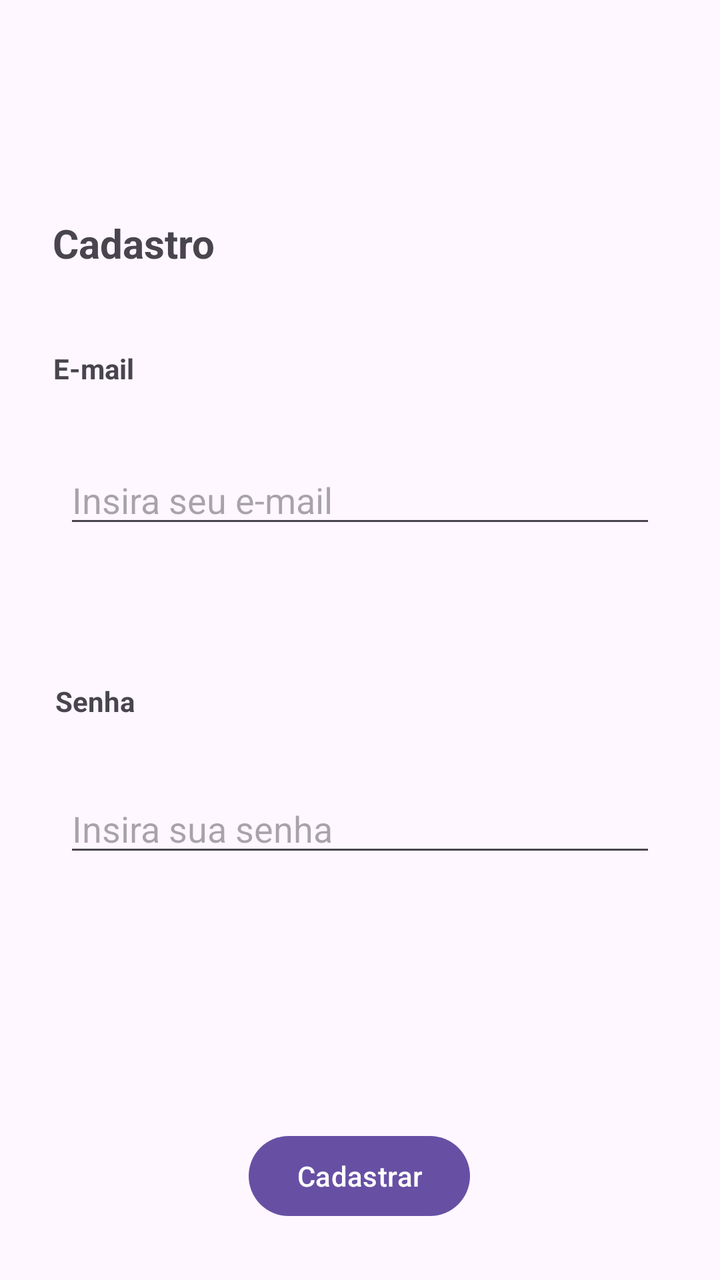
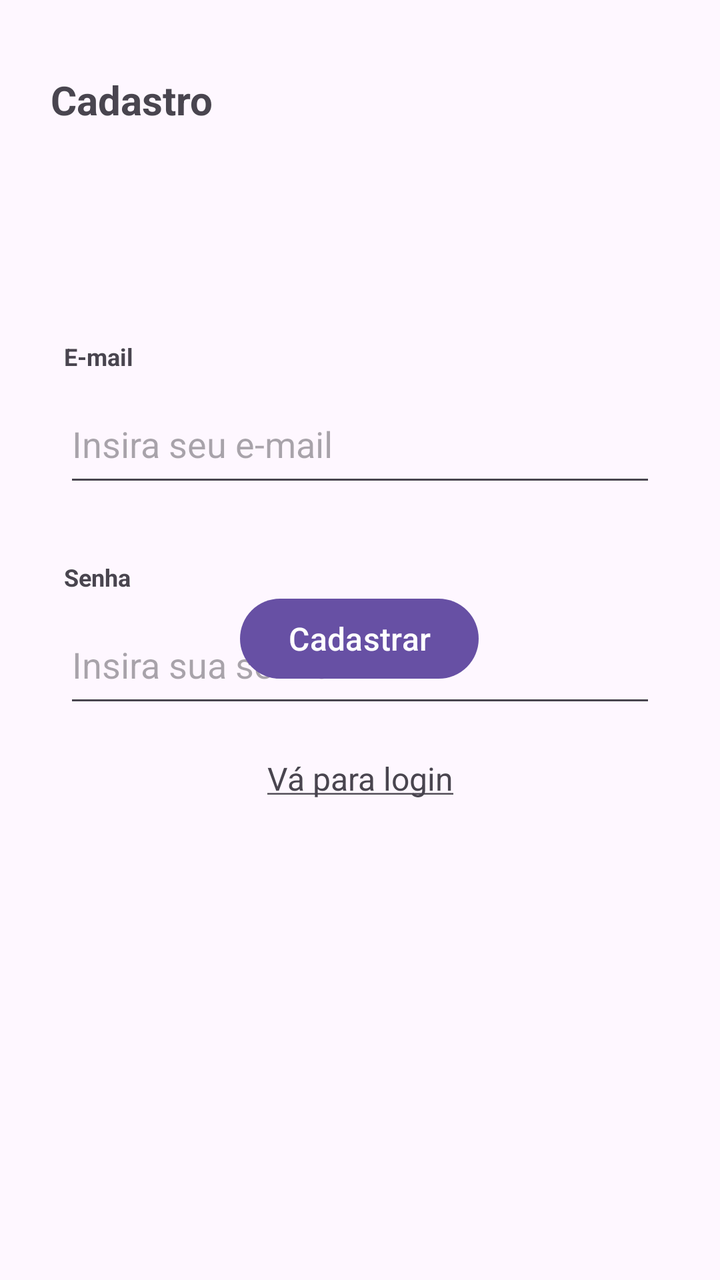

Two renders of the same Android screen: before a commit and after it. Below are the layout's source before the change and the commit's diff.
<!-- AndroidManifest.xml: application theme Theme.AppFirebase -->
<!-- res/layout/activity_cadastro.xml -->
<?xml version="1.0" encoding="utf-8"?>
<androidx.constraintlayout.widget.ConstraintLayout xmlns:android="http://schemas.android.com/apk/res/android"
    xmlns:app="http://schemas.android.com/apk/res-auto"
    xmlns:tools="http://schemas.android.com/tools"
    android:id="@+id/main"
    android:layout_width="match_parent"
    android:layout_height="match_parent"
    tools:context=".CadastroActivity">

    <TextView
        android:id="@+id/textView4"
        android:layout_width="wrap_content"
        android:layout_height="wrap_content"
        android:layout_marginTop="80dp"
        android:layout_marginBottom="12dp"
        android:text="Cadastro"
        android:textSize="20sp"
        android:textStyle="bold"
        app:layout_constraintBottom_toTopOf="@+id/textView5"
        app:layout_constraintEnd_toEndOf="parent"
        app:layout_constraintHorizontal_bias="0.094"
        app:layout_constraintStart_toStartOf="parent"
        app:layout_constraintTop_toTopOf="parent" />

    <EditText
        android:id="@+id/edt_cadastro_user"
        android:layout_width="0dp"
        android:layout_height="wrap_content"
        android:layout_marginStart="32dp"
        android:layout_marginEnd="32dp"
        android:layout_marginBottom="24dp"
        android:ems="10"
        android:hint="Insira seu e-mail"
        android:inputType="text"
        app:layout_constraintBottom_toTopOf="@+id/textView6"
        app:layout_constraintEnd_toEndOf="parent"
        app:layout_constraintStart_toStartOf="parent"
        app:layout_constraintTop_toBottomOf="@+id/textView5" />

    <EditText
        android:id="@+id/edt_cadastro_senha"
        android:layout_width="0dp"
        android:layout_height="wrap_content"
        android:layout_marginStart="32dp"
        android:layout_marginEnd="32dp"
        android:layout_marginBottom="79dp"
        android:ems="10"
        android:hint="Insira sua senha"
        android:inputType="textPassword"
        app:layout_constraintBottom_toTopOf="@+id/btn_cadastrar"
        app:layout_constraintEnd_toEndOf="parent"
        app:layout_constraintStart_toStartOf="parent"
        app:layout_constraintTop_toBottomOf="@+id/textView6" />

    <TextView
        android:id="@+id/textView5"
        android:layout_width="wrap_content"
        android:layout_height="wrap_content"
        android:layout_marginBottom="6dp"
        android:text="E-mail"
        android:textStyle="bold"
        app:layout_constraintBottom_toTopOf="@+id/edt_cadastro_user"
        app:layout_constraintEnd_toEndOf="parent"
        app:layout_constraintHorizontal_bias="0.083"
        app:layout_constraintStart_toStartOf="parent"
        app:layout_constraintTop_toBottomOf="@+id/textView4"
        app:layout_constraintVertical_bias="1.0" />

    <TextView
        android:id="@+id/textView6"
        android:layout_width="wrap_content"
        android:layout_height="wrap_content"
        android:layout_marginTop="20dp"
        android:layout_marginBottom="4dp"
        android:text="Senha"
        android:textStyle="bold"
        app:layout_constraintBottom_toTopOf="@+id/edt_cadastro_senha"
        app:layout_constraintEnd_toEndOf="parent"
        app:layout_constraintHorizontal_bias="0.086"
        app:layout_constraintStart_toStartOf="parent"
        app:layout_constraintTop_toBottomOf="@+id/edt_cadastro_user" />

    <Button
        android:id="@+id/btn_cadastrar"
        android:layout_width="wrap_content"
        android:layout_height="wrap_content"
        android:layout_marginTop="24dp"
        android:text="Cadastrar"
        app:layout_constraintBottom_toBottomOf="parent"
        app:layout_constraintEnd_toEndOf="parent"
        app:layout_constraintHorizontal_bias="0.498"
        app:layout_constraintStart_toStartOf="parent"
        app:layout_constraintTop_toBottomOf="@+id/edt_cadastro_senha"
        app:layout_constraintVertical_bias="0.0" />

    <TextView
        android:id="@+id/link_login"
        android:layout_width="wrap_content"
        android:layout_height="wrap_content"
        android:layout_marginTop="64dp"
        android:text="Vá para login"
        app:layout_constraintBottom_toBottomOf="parent"
        app:layout_constraintEnd_toEndOf="parent"
        app:layout_constraintHorizontal_bias="0.498"
        app:layout_constraintStart_toStartOf="parent"
        app:layout_constraintTop_toBottomOf="@+id/btn_cadastrar"
        app:layout_constraintVertical_bias="0.0" />
</androidx.constraintlayout.widget.ConstraintLayout>
<!-- resources referenced by this layout -->
<resources>
  <style name="Theme.AppFirebase" parent="Base.Theme.AppFirebase" />
  <style name="Base.Theme.AppFirebase" parent="Theme.Material3.DayNight.NoActionBar">
          
          
      </style>
</resources>

<!-- the commit's change to res/layout/activity_cadastro.xml (unified diff, before → after) -->
@@ -11,24 +11,23 @@
         android:id="@+id/textView4"
         android:layout_width="wrap_content"
         android:layout_height="wrap_content"
-        android:layout_marginTop="80dp"
-        android:layout_marginBottom="12dp"
         android:text="Cadastro"
         android:textSize="20sp"
         android:textStyle="bold"
-        app:layout_constraintBottom_toTopOf="@+id/textView5"
+        app:layout_constraintBottom_toBottomOf="parent"
         app:layout_constraintEnd_toEndOf="parent"
-        app:layout_constraintHorizontal_bias="0.094"
+        app:layout_constraintHorizontal_bias="0.091"
         app:layout_constraintStart_toStartOf="parent"
-        app:layout_constraintTop_toTopOf="parent" />
+        app:layout_constraintTop_toTopOf="parent"
+        app:layout_constraintVertical_bias="0.059" />
 
     <EditText
         android:id="@+id/edt_cadastro_user"
         android:layout_width="0dp"
-        android:layout_height="wrap_content"
+        android:layout_height="56dp"
         android:layout_marginStart="32dp"
         android:layout_marginEnd="32dp"
-        android:layout_marginBottom="24dp"
+        android:layout_marginBottom="32dp"
         android:ems="10"
         android:hint="Insira seu e-mail"
         android:inputType="text"
@@ -40,43 +39,46 @@
     <EditText
         android:id="@+id/edt_cadastro_senha"
         android:layout_width="0dp"
-        android:layout_height="wrap_content"
+        android:layout_height="56dp"
         android:layout_marginStart="32dp"
+        android:layout_marginTop="6dp"
         android:layout_marginEnd="32dp"
-        android:layout_marginBottom="79dp"
         android:ems="10"
         android:hint="Insira sua senha"
         android:inputType="textPassword"
-        app:layout_constraintBottom_toTopOf="@+id/btn_cadastrar"
         app:layout_constraintEnd_toEndOf="parent"
         app:layout_constraintStart_toStartOf="parent"
         app:layout_constraintTop_toBottomOf="@+id/textView6" />
 
     <TextView
         android:id="@+id/textView5"
-        android:layout_width="wrap_content"
+        android:layout_width="0dp"
         android:layout_height="wrap_content"
+        android:layout_marginStart="32dp"
+        android:layout_marginTop="170dp"
+        android:layout_marginEnd="32dp"
         android:layout_marginBottom="6dp"
         android:text="E-mail"
+        android:textSize="12sp"
         android:textStyle="bold"
         app:layout_constraintBottom_toTopOf="@+id/edt_cadastro_user"
         app:layout_constraintEnd_toEndOf="parent"
-        app:layout_constraintHorizontal_bias="0.083"
+        app:layout_constraintHorizontal_bias="0.0"
         app:layout_constraintStart_toStartOf="parent"
-        app:layout_constraintTop_toBottomOf="@+id/textView4"
-        app:layout_constraintVertical_bias="1.0" />
+        app:layout_constraintTop_toTopOf="parent" />
 
     <TextView
         android:id="@+id/textView6"
-        android:layout_width="wrap_content"
+        android:layout_width="0dp"
         android:layout_height="wrap_content"
-        android:layout_marginTop="20dp"
-        android:layout_marginBottom="4dp"
+        android:layout_marginStart="32dp"
+        android:layout_marginEnd="32dp"
+        android:layout_marginBottom="6dp"
         android:text="Senha"
+        android:textSize="12sp"
         android:textStyle="bold"
         app:layout_constraintBottom_toTopOf="@+id/edt_cadastro_senha"
         app:layout_constraintEnd_toEndOf="parent"
-        app:layout_constraintHorizontal_bias="0.086"
         app:layout_constraintStart_toStartOf="parent"
         app:layout_constraintTop_toBottomOf="@+id/edt_cadastro_user" />
 
@@ -84,25 +86,24 @@
         android:id="@+id/btn_cadastrar"
         android:layout_width="wrap_content"
         android:layout_height="wrap_content"
-        android:layout_marginTop="24dp"
         android:text="Cadastrar"
+        android:textSize="16sp"
         app:layout_constraintBottom_toBottomOf="parent"
         app:layout_constraintEnd_toEndOf="parent"
         app:layout_constraintHorizontal_bias="0.498"
         app:layout_constraintStart_toStartOf="parent"
-        app:layout_constraintTop_toBottomOf="@+id/edt_cadastro_senha"
-        app:layout_constraintVertical_bias="0.0" />
+        app:layout_constraintTop_toTopOf="parent"
+        app:layout_constraintVertical_bias="0.499" />
 
     <TextView
         android:id="@+id/link_login"
         android:layout_width="wrap_content"
         android:layout_height="wrap_content"
-        android:layout_marginTop="64dp"
-        android:text="Vá para login"
+        android:text="@string/login_sublinhado"
+        android:textSize="16sp"
         app:layout_constraintBottom_toBottomOf="parent"
         app:layout_constraintEnd_toEndOf="parent"
-        app:layout_constraintHorizontal_bias="0.498"
         app:layout_constraintStart_toStartOf="parent"
-        app:layout_constraintTop_toBottomOf="@+id/btn_cadastrar"
-        app:layout_constraintVertical_bias="0.0" />
+        app:layout_constraintTop_toTopOf="parent"
+        app:layout_constraintVertical_bias="0.612" />
 </androidx.constraintlayout.widget.ConstraintLayout>
<!-- resource entries referenced after the edit -->
@@ -1,5 +1,6 @@
 <!-- resources referenced by this layout -->
 <resources>
+  <string name="login_sublinhado"><u>Vá para login</u></string>
   <style name="Theme.AppFirebase" parent="Base.Theme.AppFirebase" />
   <style name="Base.Theme.AppFirebase" parent="Theme.Material3.DayNight.NoActionBar">
           
